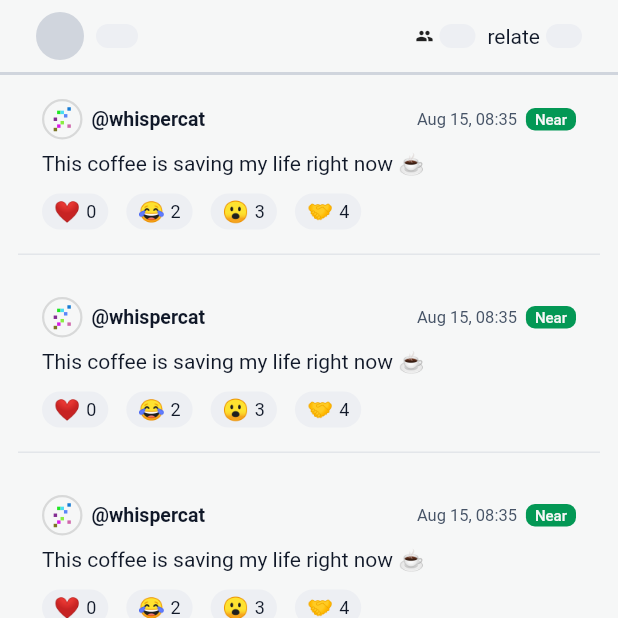
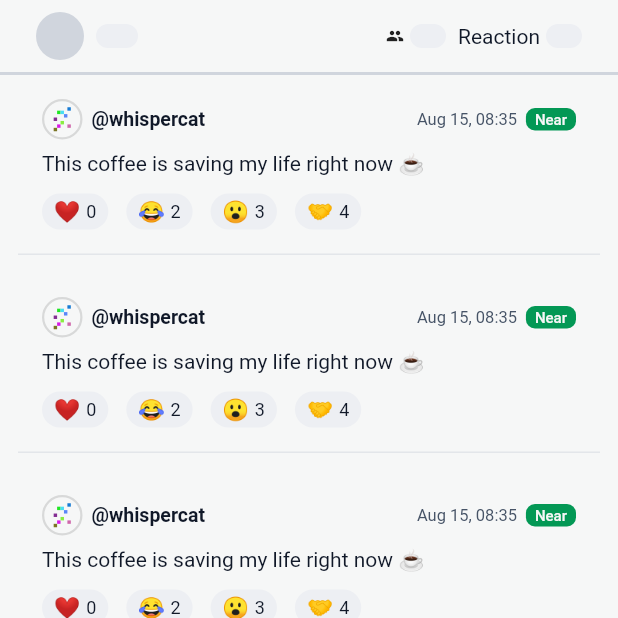
Before and after one commit to Fyandono/whisup, a Flutter app: the WhispsPage screen opened by its route, on a phone screen of 412 x 824 dp, the top half of it. Run offline on Flutter 3.47's test engine with Material 3 defaults, Android fonts, the light colour scheme and no system bars; our stand-ins replace bloc, equatable, flutter_bloc, flutter_secure_storage, go_router, lottie and 1 more; missing offline and left inert: unique_identifier; accounts and stored records are empty.

Commit message:
Update whisps page

```diff
--- a/lib/features/whisps/presentation/page/whisp.dart
+++ b/lib/features/whisps/presentation/page/whisp.dart
@@ -35,7 +35,9 @@ class WhispsPage extends StatelessWidget {
       textController.clear();
     }
 
-    return SafeArea(
+    return PopScope(
+      canPop: false,
+      child: SafeArea(
         child: Scaffold(
           backgroundColor: AppColors.white,
           body: Column(
@@ -66,7 +68,7 @@ class WhispsPage extends StatelessWidget {
                     );
                     Widget relate = Row(
                       children: [
-                      MyText(text: "relate", fontSize: 14),
+                        MyText(text: "Reaction", fontSize: 14),
                         SizedBox(width: 4),
                         MyShimmer(height: 14, width: 24),
                       ],
@@ -84,7 +86,7 @@ class WhispsPage extends StatelessWidget {
 
                       follower = Row(
                         children: [
-                        Icon(Icons.people, size: 14),
+                          Icon(Icons.people_outline, size: 14),
                           SizedBox(width: 4),
                           MyText(
                             text: "20K",
@@ -95,7 +97,7 @@ class WhispsPage extends StatelessWidget {
                       );
                       relate = Row(
                         children: [
-                        MyText(text: "relate", fontSize: 12),
+                          MyText(text: "Reaction", fontSize: 12),
                           SizedBox(width: 4),
                           MyText(
                             text: "100K",
@@ -189,6 +191,7 @@ class WhispsPage extends StatelessWidget {
             ],
           ),
         ),
+      ),
     );
   }
 }
```
Lines whose indentation alone changed are shown as unchanged.
